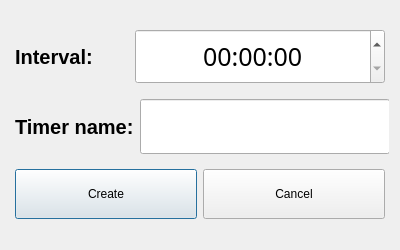
Before: the Qt Designer form SmartTimer/addtimerdialog.ui in secondYearProjects/SmartTimer, drawn with Qt 5.
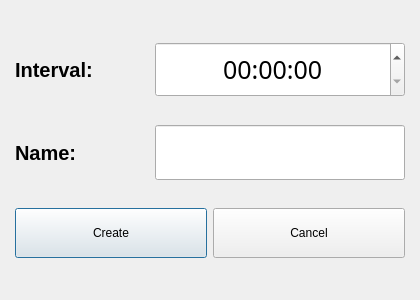
After: the same form once the commit is applied. Icons and pictures are not drawn.

```diff
--- a/SmartTimer/addtimerdialog.ui
+++ b/SmartTimer/addtimerdialog.ui
@@ -6,19 +6,19 @@
    <rect>
     <x>0</x>
     <y>0</y>
-    <width>400</width>
-    <height>250</height>
+    <width>420</width>
+    <height>300</height>
    </rect>
   </property>
   <property name="minimumSize">
    <size>
-    <width>400</width>
-    <height>150</height>
+    <width>420</width>
+    <height>300</height>
    </size>
   </property>
   <property name="maximumSize">
    <size>
-    <width>400</width>
+    <width>420</width>
     <height>300</height>
    </size>
   </property>
@@ -114,7 +114,7 @@
            </font>
           </property>
           <property name="text">
-           <string>Timer name:</string>
+           <string>Name:</string>
           </property>
          </widget>
         </item>
```
